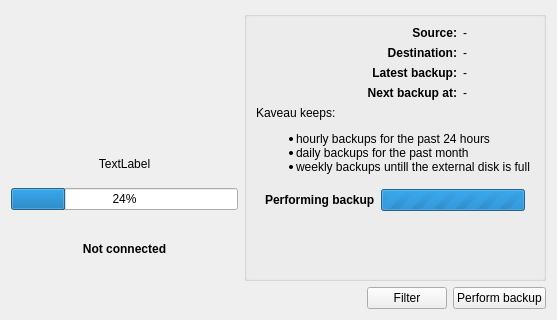
Old version of the form src/app/mainwidgetbase.ui in the repository flavio/kaveau.
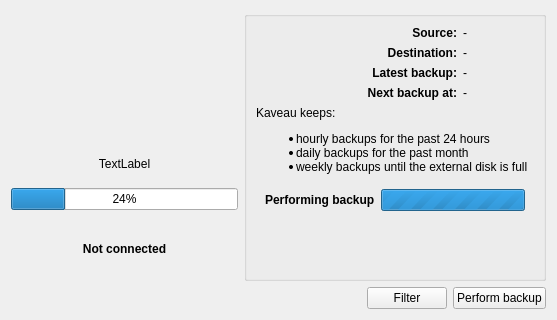
New version of the form. The open tabs and pages were chosen to show the change.

Patch:
```diff
--- a/src/app/mainwidgetbase.ui
+++ b/src/app/mainwidgetbase.ui
@@ -234,14 +234,13 @@
          <widget class="QLabel" name="label_7">
           <property name="text">
            <string>&lt;!DOCTYPE HTML PUBLIC &quot;-//W3C//DTD HTML 4.0//EN&quot; &quot;http://www.w3.org/TR/REC-html40/strict.dtd&quot;&gt;
-&lt;html&gt;&lt;head&gt;&lt;meta name=&quot;qrichtext&quot; content=&quot;1&quot; /&gt;&lt;/head&gt;&lt;body style=&quot; font-family:'DejaVu Sans'; font-size:9pt; font-weight:400; font-style:normal;&quot;&gt;
-&lt;p&gt;Kaveau keeps:&lt;/p&gt;
-&lt;ul&gt;
-&lt;li&gt;hourly backups for the past 24 hours&lt;/li&gt;
-&lt;li&gt;daily backups for the past month&lt;/li&gt;
-&lt;li&gt;weekly backups untill the external disk is full&lt;/li&gt;
-&lt;/ul&gt;
-&lt;/body&gt;&lt;/html&gt;</string>
+&lt;html&gt;&lt;head&gt;&lt;meta name=&quot;qrichtext&quot; content=&quot;1&quot; /&gt;&lt;style type=&quot;text/css&quot;&gt;
+p, li { white-space: pre-wrap; }
+&lt;/style&gt;&lt;/head&gt;&lt;body style=&quot; font-family:'DejaVu Sans'; font-size:9pt; font-weight:400; font-style:normal;&quot;&gt;
+&lt;p style=&quot; margin-top:12px; margin-bottom:12px; margin-left:0px; margin-right:0px; -qt-block-indent:0; text-indent:0px;&quot;&gt;Kaveau keeps:&lt;/p&gt;
+&lt;ul style=&quot;-qt-list-indent: 1;&quot;&gt;&lt;li style=&quot; margin-top:12px; margin-bottom:0px; margin-left:0px; margin-right:0px; -qt-block-indent:0; text-indent:0px;&quot;&gt;hourly backups for the past 24 hours&lt;/li&gt;
+&lt;li style=&quot; margin-top:0px; margin-bottom:0px; margin-left:0px; margin-right:0px; -qt-block-indent:0; text-indent:0px;&quot;&gt;daily backups for the past month&lt;/li&gt;
+&lt;li style=&quot; margin-top:0px; margin-bottom:12px; margin-left:0px; margin-right:0px; -qt-block-indent:0; text-indent:0px;&quot;&gt;weekly backups until the external disk is full&lt;/li&gt;&lt;/ul&gt;&lt;/body&gt;&lt;/html&gt;</string>
           </property>
          </widget>
         </item>
```
Left out of the diff: 2 changed lines with no effect on the pictures.
